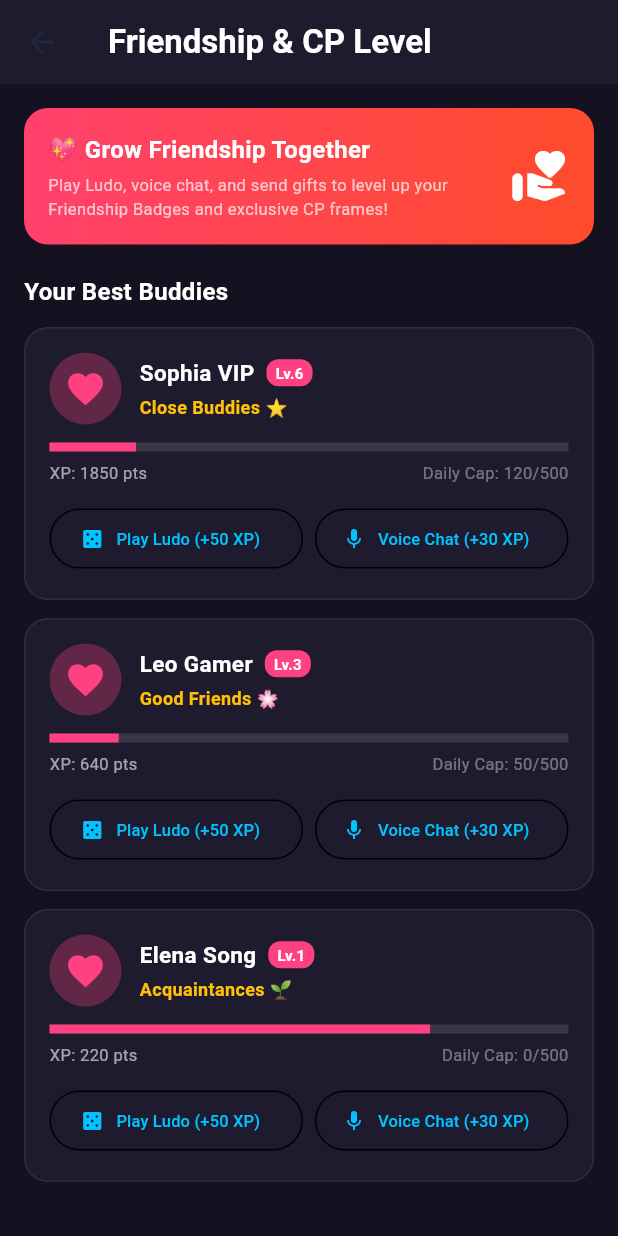
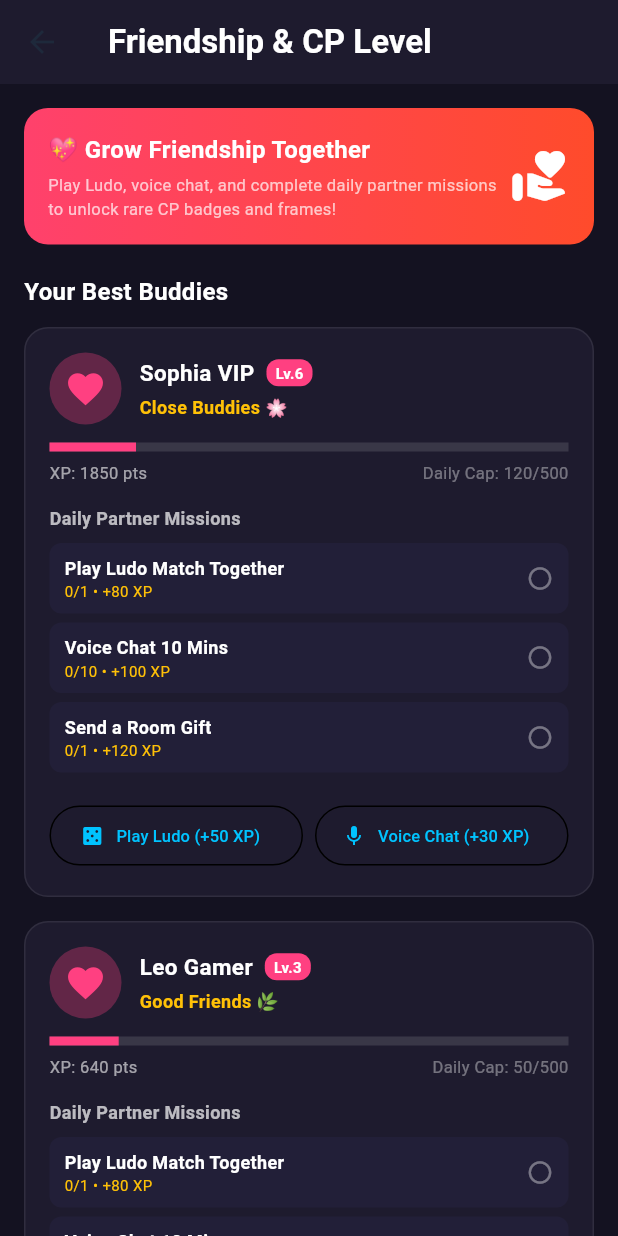
Before and after one commit to rio053047-sudo/Ab-play, a Flutter app: the FriendshipScreen screen opened directly, on a phone screen of 412 x 824 dp. Run offline on Flutter 3.47's test engine with Material 3 defaults, Android fonts, the phone set to English and light mode, and no system bars; our stand-ins replace firebase_auth, firebase_core, flutter_svg, google_sign_in, sign_in_with_apple; missing offline and left inert: flutter_facebook_auth; accounts and stored records are empty.

Commit message:
Complete Stage 1 & Stage 2: Realtime Socket Client & Friendship Partner Missions
- Add RealtimeSocketClient with heartbeat, reconnection, and event subscriptions
- Extend FriendshipLevelSystem with daily partner missions and bonus XP rewards
- Add JSON serialization/deserialization for FriendshipRelation
- Enhance FriendshipScreen UI with live mission tracking cards
- Add comprehensive test coverage in test/realtime_and_friendship_test.dart

Co-authored-by: rio053047-sudo <337070706+rio053047-sudo@users.noreply.github.com>

```diff
--- a/lib/screens/friendship/friendship_screen.dart
+++ b/lib/screens/friendship/friendship_screen.dart
@@ -39,7 +39,7 @@ class FriendshipScreen extends StatelessWidget {
                       ),
                       SizedBox(height: 4),
                       Text(
-                        'Play Ludo, voice chat, and send gifts to level up your Friendship Badges and exclusive CP frames!',
+                        'Play Ludo, voice chat, and complete daily partner missions to unlock rare CP badges and frames!',
                         style: TextStyle(color: Colors.white70, fontSize: 11),
                       ),
                     ],
@@ -60,7 +60,7 @@ class FriendshipScreen extends StatelessWidget {
 
   Widget _buildRelationCard(BuildContext context, FriendshipRelation rel, FriendshipViewModel vm) {
     return Container(
-      margin: const EdgeInsets.only(bottom: 12),
+      margin: const EdgeInsets.only(bottom: 16),
       padding: const EdgeInsets.all(16),
       decoration: BoxDecoration(
         color: const Color(0xFF1E1B2E),
@@ -68,6 +68,7 @@ class FriendshipScreen extends StatelessWidget {
         border: Border.all(color: Colors.white.withValues(alpha: 0.08)),
       ),
       child: Column(
+        crossAxisAlignment: CrossAxisAlignment.start,
         children: [
           Row(
             children: [
@@ -115,6 +116,42 @@ class FriendshipScreen extends StatelessWidget {
               Text('Daily Cap: ${rel.dailyXpEarned}/${FriendshipRelation.maxDailyXp}', style: const TextStyle(color: Colors.white38, fontSize: 11)),
             ],
           ),
+          const SizedBox(height: 14),
+
+          // Partner Daily Missions
+          const Text(
+            'Daily Partner Missions',
+            style: TextStyle(color: Colors.white70, fontSize: 12, fontWeight: FontWeight.bold),
+          ),
+          const SizedBox(height: 8),
+          ...rel.dailyMissions.map((mission) => Container(
+            margin: const EdgeInsets.only(bottom: 6),
+            padding: const EdgeInsets.symmetric(horizontal: 10, vertical: 8),
+            decoration: BoxDecoration(
+              color: const Color(0xFF221F38),
+              borderRadius: BorderRadius.circular(8),
+            ),
+            child: Row(
+              mainAxisAlignment: MainAxisAlignment.spaceBetween,
+              children: [
+                Expanded(
+                  child: Column(
+                    crossAxisAlignment: CrossAxisAlignment.start,
+                    children: [
+                      Text(mission.title, style: const TextStyle(color: Colors.white, fontSize: 12, fontWeight: FontWeight.w600)),
+                      Text('${mission.current}/${mission.target} • +${mission.rewardXp} XP', style: const TextStyle(color: Colors.amber, fontSize: 10)),
+                    ],
+                  ),
+                ),
+                Icon(
+                  mission.isCompleted ? Icons.check_circle : Icons.radio_button_unchecked,
+                  color: mission.isCompleted ? Colors.greenAccent : Colors.white38,
+                  size: 18,
+                ),
+              ],
+            ),
+          )),
+
           const SizedBox(height: 12),
           Row(
             children: [
@@ -126,7 +163,7 @@ class FriendshipScreen extends StatelessWidget {
                     final ok = vm.addFriendshipActivity(friendId: rel.friendId, activityType: 'game', basePoints: 50);
                     if (ok) {
                       ScaffoldMessenger.of(context).showSnackBar(
-                        SnackBar(content: Text('+50 Friendship XP earned with ${rel.friendName}!')),
+                        SnackBar(content: Text('+50 Friendship XP & Mission Progress with ${rel.friendName}!')),
                       );
                     }
                   },
@@ -141,7 +178,7 @@ class FriendshipScreen extends StatelessWidget {
                     final ok = vm.addFriendshipActivity(friendId: rel.friendId, activityType: 'voice', basePoints: 30);
                     if (ok) {
                       ScaffoldMessenger.of(context).showSnackBar(
-                        SnackBar(content: Text('+30 Friendship XP earned with ${rel.friendName}!')),
+                        SnackBar(content: Text('+30 Friendship XP & Voice Progress with ${rel.friendName}!')),
                       );
                     }
                   },
--- a/lib/viewmodels/friendship_viewmodel.dart
+++ b/lib/viewmodels/friendship_viewmodel.dart
@@ -1,4 +1,48 @@
+import 'dart:convert';
 import 'package:flutter/foundation.dart';
+import '../services/realtime_socket_client.dart';
+
+class FriendshipMission {
+  final String id;
+  final String title;
+  final String description;
+  final int target;
+  int current;
+  final int rewardXp;
+  bool isCompleted;
+
+  FriendshipMission({
+    required this.id,
+    required this.title,
+    required this.description,
+    required this.target,
+    this.current = 0,
+    required this.rewardXp,
+    this.isCompleted = false,
+  });
+
+  Map<String, dynamic> toJson() => {
+        'id': id,
+        'title': title,
+        'description': description,
+        'target': target,
+        'current': current,
+        'rewardXp': rewardXp,
+        'isCompleted': isCompleted,
+      };
+
+  factory FriendshipMission.fromJson(Map<String, dynamic> json) {
+    return FriendshipMission(
+      id: json['id'] as String,
+      title: json['title'] as String,
+      description: json['description'] as String,
+      target: json['target'] as int,
+      current: json['current'] as int? ?? 0,
+      rewardXp: json['rewardXp'] as int,
+      isCompleted: json['isCompleted'] as bool? ?? false,
+    );
+  }
+}
 
 class FriendshipRelation {
   final String friendId;
@@ -8,7 +52,7 @@ class FriendshipRelation {
   int level;
   int dailyXpEarned;
   DateTime lastActivityTime;
-  final List<String> completedDailyMissions;
+  final List<FriendshipMission> dailyMissions;
 
   FriendshipRelation({
     required this.friendId,
@@ -18,27 +62,82 @@ class FriendshipRelation {
     this.level = 1,
     this.dailyXpEarned = 0,
     DateTime? lastActivityTime,
-    List<String>? completedDailyMissions,
+    List<FriendshipMission>? dailyMissions,
   })  : lastActivityTime = lastActivityTime ?? DateTime.now(),
-        completedDailyMissions = completedDailyMissions ?? [];
+        dailyMissions = dailyMissions ??
+            [
+              FriendshipMission(
+                id: 'm_ludo',
+                title: 'Play Ludo Match Together',
+                description: 'Complete 1 Ludo game with this friend',
+                target: 1,
+                rewardXp: 80,
+              ),
+              FriendshipMission(
+                id: 'm_voice',
+                title: 'Voice Chat 10 Mins',
+                description: 'Hang out in the same voice room',
+                target: 10,
+                rewardXp: 100,
+              ),
+              FriendshipMission(
+                id: 'm_gift',
+                title: 'Send a Room Gift',
+                description: 'Send any gift to celebrate',
+                target: 1,
+                rewardXp: 120,
+              ),
+            ];
 
   static const int maxDailyXp = 500; // Anti-farming cap
 
   String get badgeTitle {
-    if (level >= 10) return 'Besties Forever 💎';
-    if (level >= 5) return 'Close Buddies ⭐';
-    if (level >= 3) return 'Good Friends 🌸';
+    if (level >= 10) return 'Eternal Soulmates 💎';
+    if (level >= 7) return 'Besties Forever ⭐';
+    if (level >= 4) return 'Close Buddies 🌸';
+    if (level >= 2) return 'Good Friends 🌿';
     return 'Acquaintances 🌱';
   }
 
   String get frameAsset {
     if (level >= 10) return 'assets/frames/diamond_bff_frame.png';
-    if (level >= 5) return 'assets/frames/gold_bff_frame.png';
-    return 'assets/frames/silver_bff_frame.png';
+    if (level >= 7) return 'assets/frames/gold_bff_frame.png';
+    if (level >= 4) return 'assets/frames/silver_bff_frame.png';
+    return 'assets/frames/bronze_bff_frame.png';
+  }
+
+  Map<String, dynamic> toJson() => {
+        'friendId': friendId,
+        'friendName': friendName,
+        'friendAvatar': friendAvatar,
+        'xp': xp,
+        'level': level,
+        'dailyXpEarned': dailyXpEarned,
+        'lastActivityTime': lastActivityTime.toIso8601String(),
+        'dailyMissions': dailyMissions.map((m) => m.toJson()).toList(),
+      };
+
+  factory FriendshipRelation.fromJson(Map<String, dynamic> json) {
+    return FriendshipRelation(
+      friendId: json['friendId'] as String,
+      friendName: json['friendName'] as String,
+      friendAvatar: json['friendAvatar'] as String? ?? '',
+      xp: json['xp'] as int? ?? 0,
+      level: json['level'] as int? ?? 1,
+      dailyXpEarned: json['dailyXpEarned'] as int? ?? 0,
+      lastActivityTime: json['lastActivityTime'] != null
+          ? DateTime.tryParse(json['lastActivityTime'] as String) ?? DateTime.now()
+          : DateTime.now(),
+      dailyMissions: (json['dailyMissions'] as List<dynamic>?)
+          ?.map((m) => FriendshipMission.fromJson(m as Map<String, dynamic>))
+          .toList(),
+    );
   }
 }
 
 class FriendshipViewModel extends ChangeNotifier {
+  final RealtimeSocketClient _socketClient = RealtimeSocketClient.instance;
+
   final List<FriendshipRelation> _relations = [
     FriendshipRelation(
       friendId: 'u_101',
@@ -63,7 +162,29 @@ class FriendshipViewModel extends ChangeNotifier {
     ),
   ];
 
+  FriendshipViewModel() {
+    _initSocketListeners();
+  }
+
   List<FriendshipRelation> get relations => List.unmodifiable(_relations);
+
+  void _initSocketListeners() {
+    _socketClient.on('friendship:activity_synced', (data) {
+      final friendId = data['friendId'] as String?;
+      final xpGained = data['xpGained'] as int?;
+      if (friendId != null && xpGained != null) {
+        final rel = _relations.firstWhere(
+          (r) => r.friendId == friendId,
+          orElse: () => FriendshipRelation(friendId: '', friendName: ''),
+        );
+        if (rel.friendId.isNotEmpty) {
+          rel.xp += xpGained;
+          rel.level = (rel.xp / 300).floor() + 1;
+          notifyListeners();
+        }
+      }
+    });
+  }
 
   bool addFriendshipActivity({
     required String friendId,
@@ -81,12 +202,15 @@ class FriendshipViewModel extends ChangeNotifier {
     final now = DateTime.now();
     if (relation.lastActivityTime.day != now.day) {
       relation.dailyXpEarned = 0;
-      relation.completedDailyMissions.clear();
+      for (var mission in relation.dailyMissions) {
+        mission.current = 0;
+        mission.isCompleted = false;
+      }
     }
 
     // Anti-farming check
     if (relation.dailyXpEarned >= FriendshipRelation.maxDailyXp) {
-      return false; // Cap reached
+      return false; // Daily cap reached
     }
 
     final pointsToAdd = (basePoints).clamp(0, FriendshipRelation.maxDailyXp - relation.dailyXpEarned);
@@ -97,6 +221,41 @@ class FriendshipViewModel extends ChangeNotifier {
     // Recalculate level (every 300 XP = +1 level)
     relation.level = (relation.xp / 300).floor() + 1;
 
+    // Advance daily missions based on activity
+    for (var m in relation.dailyMissions) {
+      if (!m.isCompleted) {
+        if (activityType == 'game' && m.id == 'm_ludo') {
+          m.current += 1;
+          if (m.current >= m.target) {
+            m.isCompleted = true;
+            relation.xp += m.rewardXp;
+          }
+        } else if (activityType == 'voice' && m.id == 'm_voice') {
+          m.current += 5;
+          if (m.current >= m.target) {
+            m.isCompleted = true;
+            relation.xp += m.rewardXp;
+          }
+        } else if (activityType == 'gift' && m.id == 'm_gift') {
+          m.current += 1;
+          if (m.current >= m.target) {
+            m.isCompleted = true;
+            relation.xp += m.rewardXp;
+          }
+        }
+      }
+    }
+
+    // Synchronize to network socket
+    _socketClient.emit('friendship:activity', {
+      'friendId': friendId,
+      'activityType': activityType,
+      'points': pointsToAdd,
+      'newXp': relation.xp,
+      'newLevel': relation.level,
+      'timestamp': now.toIso8601String(),
+    });
+
     notifyListeners();
     return true;
   }
```
Also changed, not shown: lib/services/realtime_socket_client.dart (added, +162 -0 lines), 1 other file.
